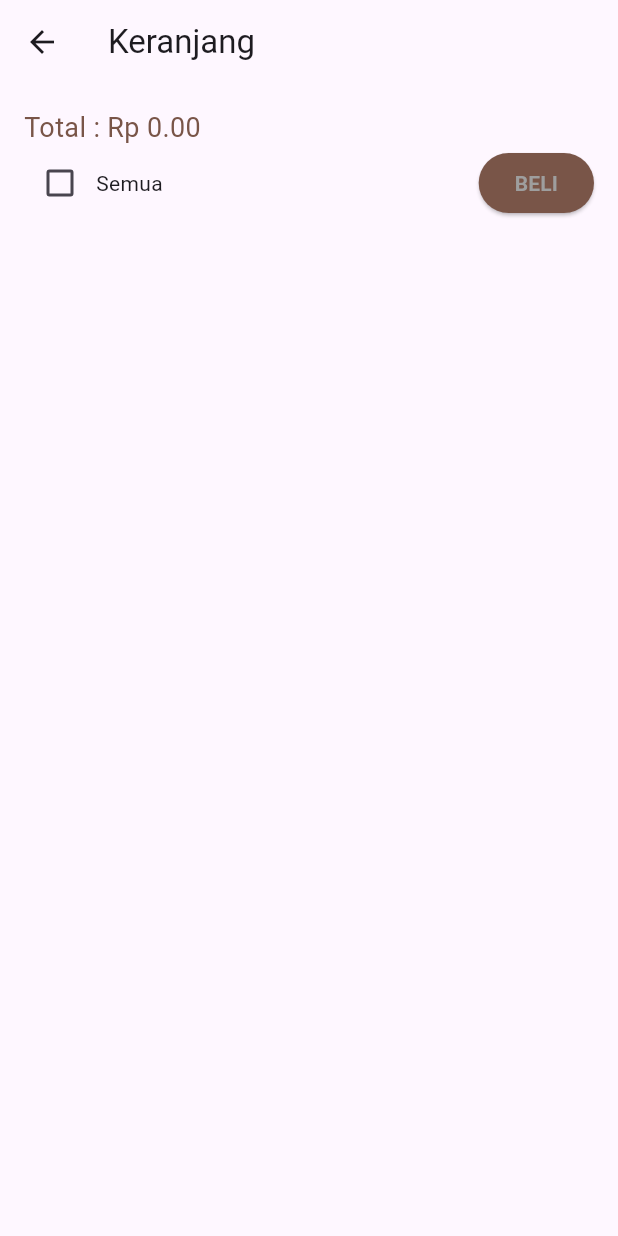
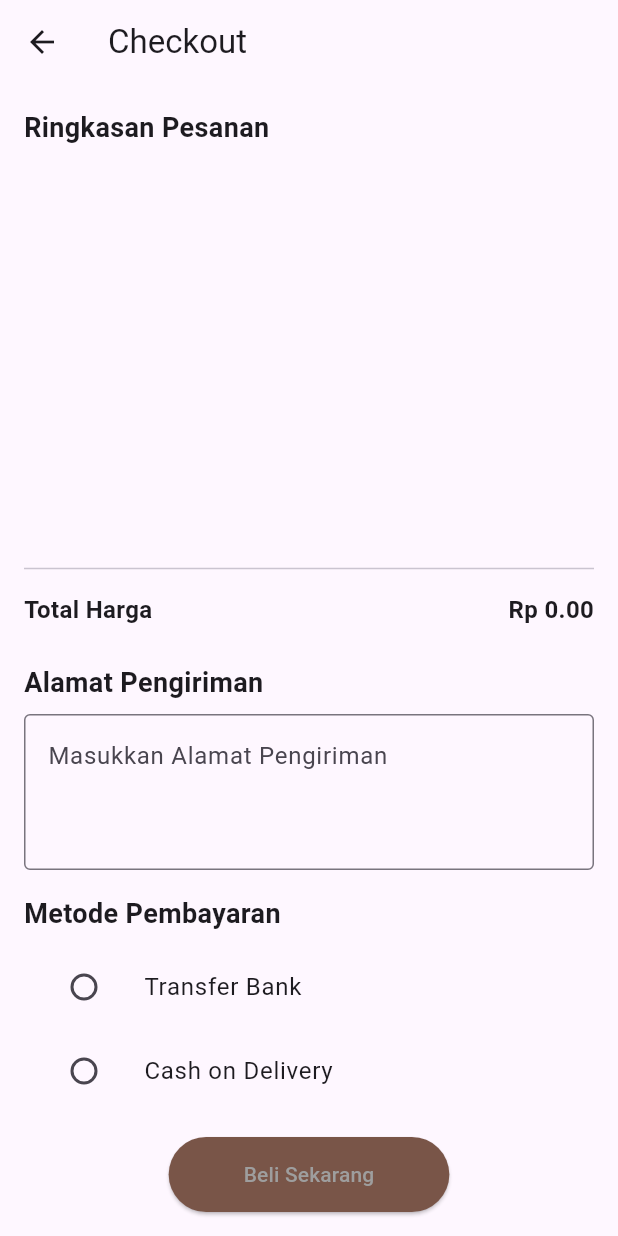
Before and after one commit to Semester4Project/kojukMobile, a Flutter app: the Keranjang screen opened by its route, after a tap on "BELI", on a phone screen of 412 x 824 dp. Run offline on Flutter 3.47's test engine with Material 3 defaults, Android fonts, the light colour scheme and no system bars.

Commit message:
add checkout page

```diff
--- a/lib/main.dart
+++ b/lib/main.dart
@@ -5,6 +5,7 @@ import 'package:kojuk_mobile/pages/keranjang.dart';
 import 'pages/login_page.dart';
 import 'pages/register_page.dart';
 import 'models/cart_model.dart'; // Import file yang berisi definisi CartModel
+import 'pages/checkout_page.dart';
 
 void main() {
   runApp(MyApp());
@@ -27,7 +28,8 @@ class MyApp extends StatelessWidget {
           '/login': (context) => LoginPage(),
           '/register': (context) => RegisterPage(),
           '/home':(context) => Home(),
-          '/keranjang':(context) => Keranjang()
+          '/keranjang':(context) => Keranjang(),
+          '/checkout': (context) => CheckoutPage(),
         },
         onGenerateRoute: (settings) {
           return MaterialPageRoute(
--- a/lib/models/cart_model.dart
+++ b/lib/models/cart_model.dart
@@ -5,24 +5,53 @@ class Product {
   final String type;
   final String name;
   final double price;
+  int quantity;  // Add quantity field
 
   Product({
     required this.image,
     required this.type,
     required this.name,
     required this.price,
+    this.quantity = 1,  // Default quantity to 1
   });
 }
 
 class CartModel extends ChangeNotifier {
   final List<Product> _products = [];
+  final List<bool> _checked = [];  // Add checked list to track checkbox states
 
   List<Product> get products => _products;
 
+  double get totalPrice => _products.fold(0.0, (total, product) => total + product.price * product.quantity);
+
   void addProduct(Product product) {
     _products.add(product);
+    _checked.add(false);  // Add corresponding checkbox state
     notifyListeners();
   }
 
-  double get totalPrice => _products.fold(0.0, (total, product) => total + product.price);
+  void removeProduct(int index) {
+    _products.removeAt(index);
+    _checked.removeAt(index);  // Remove corresponding checkbox state
+    notifyListeners();
+  }
+
+  void increaseQuantity(int index) {
+    _products[index].quantity += 1;
+    notifyListeners();
+  }
+
+  void decreaseQuantity(int index) {
+    if (_products[index].quantity > 1) {
+      _products[index].quantity -= 1;
+      notifyListeners();
+    }
+  }
+
+  void toggleCheckbox(int index) {
+    _checked[index] = !_checked[index];
+    notifyListeners();
+  }
+
+  bool isChecked(int index) => _checked[index];
 }
--- /dev/null
+++ b/lib/pages/checkout_page.dart
@@ -0,0 +1,119 @@
+import 'package:flutter/material.dart';
+import 'package:provider/provider.dart';
+import 'package:kojuk_mobile/models/cart_model.dart';
+
+class CheckoutPage extends StatelessWidget {
+  @override
+  Widget build(BuildContext context) {
+    return Scaffold(
+      appBar: AppBar(
+        title: Text('Checkout'),
+      ),
+      body: Padding(
+        padding: const EdgeInsets.all(16.0),
+        child: Consumer<CartModel>(
+          builder: (context, cart, child) {
+            return Column(
+              crossAxisAlignment: CrossAxisAlignment.start,
+              children: [
+                Text(
+                  'Ringkasan Pesanan',
+                  style: TextStyle(fontSize: 18, fontWeight: FontWeight.bold),
+                ),
+                SizedBox(height: 16),
+                Expanded(
+                  child: ListView.builder(
+                    itemCount: cart.products.length,
+                    itemBuilder: (context, index) {
+                      final product = cart.products[index];
+                      return ListTile(
+                        leading: Image.asset(
+                          product.image,
+                          width: 40,
+                          height: 50,
+                        ),
+                        title: Text(product.name),
+                        subtitle: Text('Rp ${product.price.toStringAsFixed(0)}'),
+                        trailing: Text('x${product.quantity}'), // Display the correct quantity
+                      );
+                    },
+                  ),
+                ),
+                Divider(),
+                Padding(
+                  padding: const EdgeInsets.symmetric(vertical: 8.0),
+                  child: Row(
+                    mainAxisAlignment: MainAxisAlignment.spaceBetween,
+                    children: [
+                      Text(
+                        'Total Harga',
+                        style: TextStyle(fontSize: 16, fontWeight: FontWeight.bold),
+                      ),
+                      Text(
+                        'Rp ${cart.totalPrice.toStringAsFixed(2)}',
+                        style: TextStyle(fontSize: 16, fontWeight: FontWeight.bold),
+                      ),
+                    ],
+                  ),
+                ),
+                SizedBox(height: 16),
+                Text(
+                  'Alamat Pengiriman',
+                  style: TextStyle(fontSize: 18, fontWeight: FontWeight.bold),
+                ),
+                SizedBox(height: 8),
+                TextField(
+                  decoration: InputDecoration(
+                    border: OutlineInputBorder(),
+                    hintText: 'Masukkan Alamat Pengiriman',
+                  ),
+                  maxLines: 3,
+                ),
+                SizedBox(height: 16),
+                Text(
+                  'Metode Pembayaran',
+                  style: TextStyle(fontSize: 18, fontWeight: FontWeight.bold),
+                ),
+                SizedBox(height: 8),
+                ListTile(
+                  title: const Text('Transfer Bank'),
+                  leading: Radio(
+                    value: 'bank',
+                    groupValue: 'payment',
+                    onChanged: (String? value) {
+                      // Handle the payment method change
+                    },
+                  ),
+                ),
+                ListTile(
+                  title: const Text('Cash on Delivery'),
+                  leading: Radio(
+                    value: 'cod',
+                    groupValue: 'payment',
+                    onChanged: (String? value) {
+                      // Handle the payment method change
+                    },
+                  ),
+                ),
+                SizedBox(height: 16),
+                Center(
+                  child: ElevatedButton(
+                    onPressed: () {
+                      // Handle checkout action
+                    },
+                    child: Text('Beli Sekarang'),
+                    style: ElevatedButton.styleFrom(
+                      backgroundColor: Colors.brown,
+                      foregroundColor: Colors.grey, // Warna tombol
+                      padding: EdgeInsets.symmetric(horizontal: 50, vertical: 15),
+                    ),
+                  ),
+                ),
+              ],
+            );
+          },
+        ),
+      ),
+    );
+  }
+}
```
Also changed, not shown: lib/pages/keranjang.dart (+36 -25 lines).
